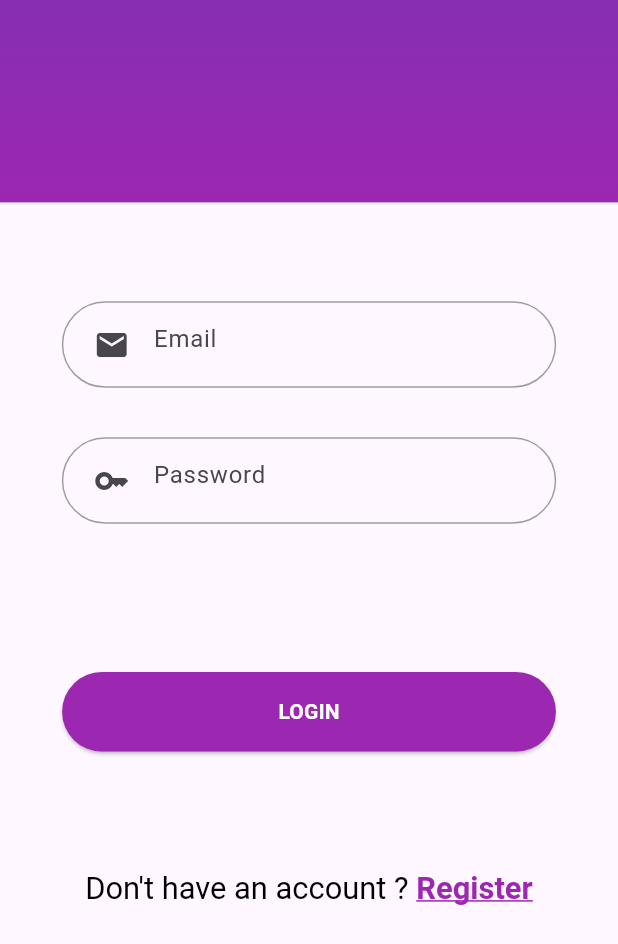
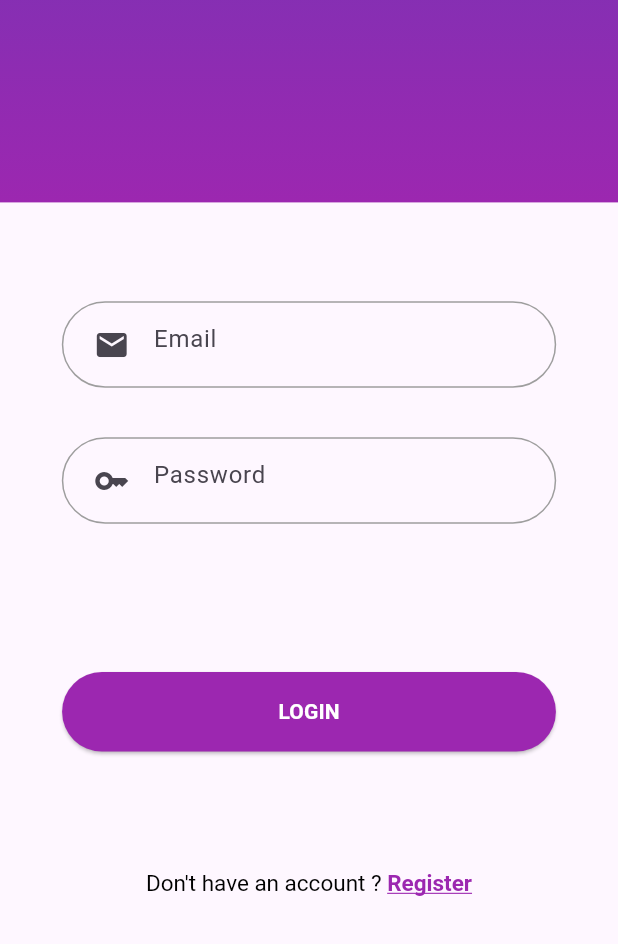
Before and after one commit to Dsoylular/SendeGel, a Flutter app: the screen it shows after launch, on a phone screen of 412 x 824 dp, the part 292-1236 px from its top. Run offline on Flutter 3.47's test engine with Material 3 defaults, Android fonts, the light colour scheme and no system bars.

Commit message:
login Page ilk tasarım düzenlemeleri yapıldı

```diff
--- a/lib/EntryPage.dart
+++ b/lib/EntryPage.dart
@@ -91,7 +91,7 @@ class _EntryState extends State<EntryPage> {
             SizedBox(height: screenSize.height * (spacingRatio * 3)),
             ElevatedButton(
               onPressed: () {
-                //TODO: Implement login functionality
+                //TODO: Ana ekrana geçiş
               },
               style: ElevatedButton.styleFrom(
                 padding: EdgeInsets.symmetric(
@@ -118,16 +118,21 @@ class _EntryState extends State<EntryPage> {
                 children: <TextSpan>[
                   const TextSpan(
                     text: "Don't have an account ? ",
+                    style: TextStyle(
+                      fontSize: 15,
+                    )
                   ),
                   TextSpan(
                     text: 'Register',
                     style: const TextStyle(
+                      fontSize: 15,
                       fontWeight: FontWeight.bold,
                       color: Colors.purple,
                       decoration: TextDecoration.underline,
                     ),
                     recognizer: TapGestureRecognizer()
                       ..onTap = () {
+                        // print("register");
                         // TODO: Register ekranına yönlendirme yapılacak
                       },
                   ),
```
